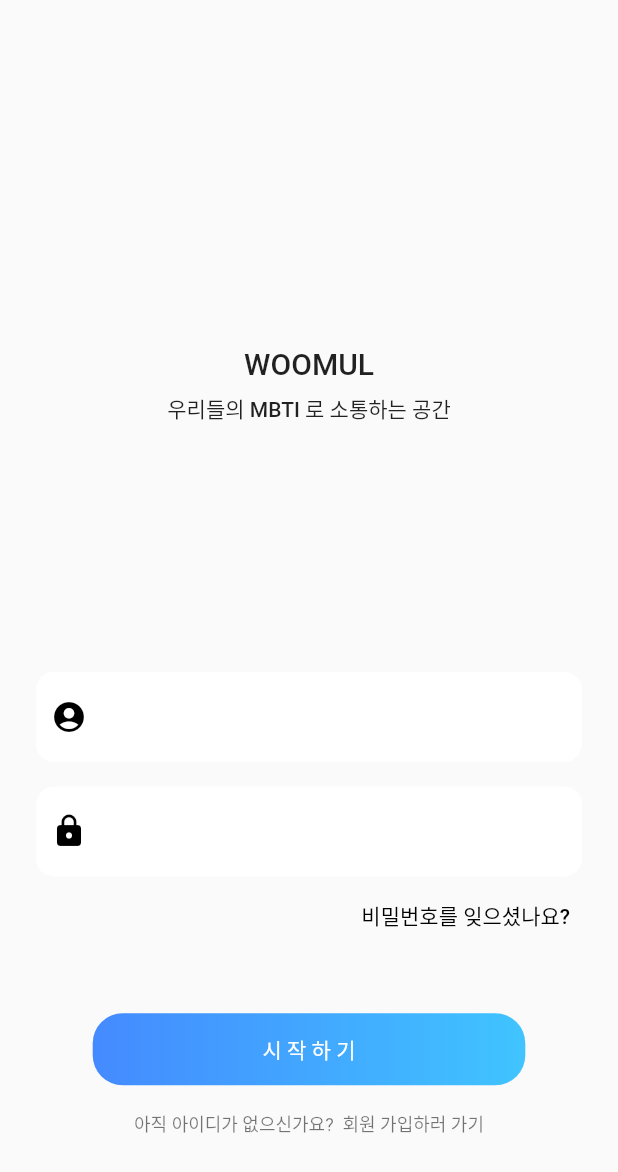
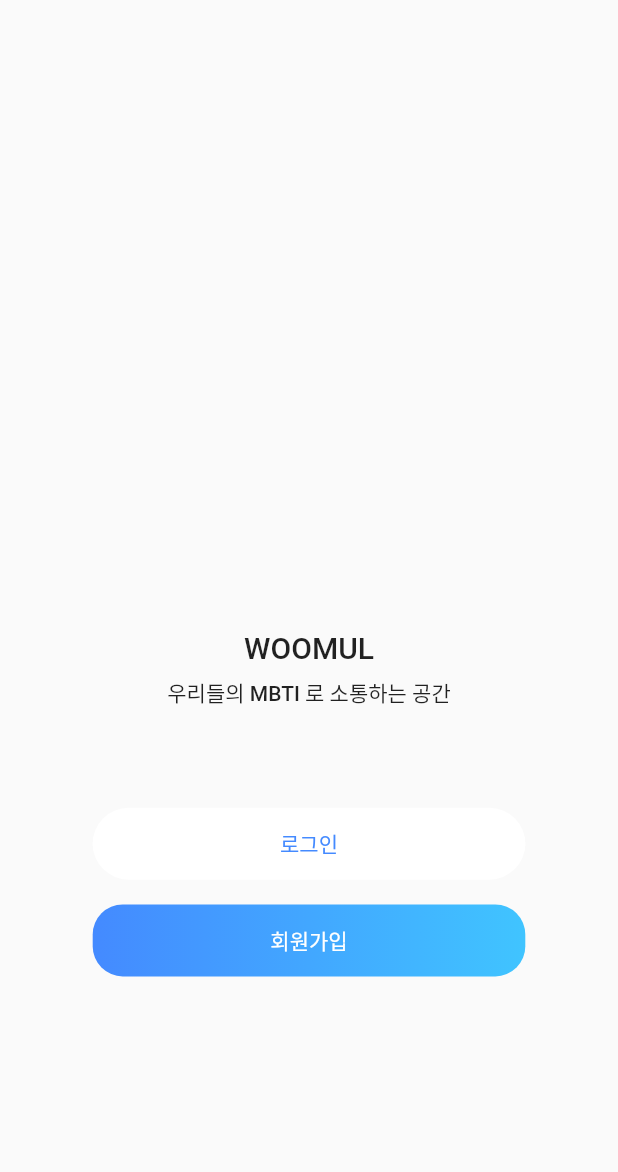
Before and after one commit to HyeonminMoon/woomul, a Flutter app: the screen it shows after launch, on a phone screen of 412 x 824 dp. Shown: the top 1172 px of the screen. Run offline on Flutter 3.47's test engine with Material 2 defaults, Android fonts, the phone set to English and light mode, and no system bars; our stand-ins replace shared_preferences.

Commit message:
[UPDATE]로그인홈ui 구현

```diff
--- a/lib/main.dart
+++ b/lib/main.dart
@@ -1,4 +1,5 @@
 import 'package:flutter/material.dart';
+import 'package:woomul/ui/auth/login_home_page.dart';
 import 'package:woomul/ui/auth/sign_in_page.dart';
 
 void main() {
@@ -17,7 +18,7 @@ class MyApp extends StatelessWidget {
 
         primarySwatch: Colors.blue,
       ),
-      home: SignInScreen(),//const MyHomePage(title: 'Flutter Demo Home Page'),
+      home: LoginScreen(),//const MyHomePage(title: 'Flutter Demo Home Page'),
     );
   }
 }
--- a/lib/routes.dart
+++ b/lib/routes.dart
@@ -1,10 +1,12 @@
 import 'package:flutter/cupertino.dart';
+import 'package:woomul/ui/auth/login_home_page.dart';
 import 'package:woomul/ui/auth/sign_in_page.dart';
 
 class Routes {
   Routes._(); //this is to prevent anyone from instantiate this object
 
   static const String splash = '/splash';
+  static const String loginHome = '/loginHome';
   static const String login = '/login';
   static const String register = '/register';
   static const String home = '/home';
@@ -12,6 +14,7 @@ class Routes {
   static final routes = <String, WidgetBuilder>{
     //splash: (BuildContext context) => SplashScreen(),
     login: (BuildContext context) => SignInScreen(),
+    loginHome: (BuildContext context) => LoginScreen(),
     //register: (BuildContext context) => RegisterScreen(),
     //home: (BuildContext context) => HomeScreen(),
     //setting: (BuildContext context) => SettingScreen(),
--- /dev/null
+++ b/lib/ui/auth/login_home_page.dart
@@ -0,0 +1,110 @@
+import 'dart:io';
+
+import 'package:flutter/cupertino.dart';
+import 'package:flutter/material.dart';
+import 'package:woomul/ui/auth/sign_in_page.dart';
+
+import '../../routes.dart';
+
+class LoginScreen extends StatefulWidget {
+  @override
+  _LoginScreenState createState() => _LoginScreenState();
+}
+
+class _LoginScreenState extends State<LoginScreen> {
+
+
+  @override
+  Widget build(BuildContext context) {
+    return Scaffold(
+      body: Align(
+        alignment: Alignment.center,
+        child: _buildForm(context),
+      ),
+    );
+  }
+
+  Widget _buildForm(BuildContext context) {
+    var phoneSize = MediaQuery.of(context).size;
+    return Form(
+        child: SingleChildScrollView(
+          // physics: NeverScrollableScrollPhysics(),
+          child: Padding(
+            padding: const EdgeInsets.symmetric(horizontal: 24),
+            child: Column(
+              children: <Widget>[
+                SizedBox(
+                  width: phoneSize.width*1,
+                  height: phoneSize.height*0.3,
+                  //child: Image.asset("assets/images/login.png"), -> 이미지 값 넣기
+                ),
+                Text(
+                  'WOOMUL',
+                  style: Theme.of(context).textTheme.titleLarge,
+                ),
+                SizedBox(height: phoneSize.height * 0.01),
+                Text(
+                  '우리들의 MBTI 로 소통하는 공간',
+                  style: Theme.of(context).textTheme.bodyLarge,
+                ),
+
+                SizedBox(height: phoneSize.height * 0.08),
+
+                Container(
+                  width: phoneSize.width *0.7,
+                  decoration: BoxDecoration(
+                    color: Colors.white,
+                    borderRadius: BorderRadius.circular(54),
+                  ),
+                  child: ElevatedButton(
+                    onPressed: () {
+                      //로그인 페이지로 이동
+                      Navigator.push(context, MaterialPageRoute(
+                          builder: (context) =>
+                          SignInScreen())
+                      );
+                    },
+                    style: ElevatedButton.styleFrom(
+                      backgroundColor: Colors.white,
+                      elevation: 0,
+                      shape: RoundedRectangleBorder(borderRadius: BorderRadius.circular(20)),
+                    ),
+                    child: Text(
+                        '로그인',
+                      style: TextStyle(
+                        color: Colors.blueAccent
+                      ),
+                    ),
+                  ),
+                ),
+
+                SizedBox(height: phoneSize.height * 0.02),
+
+                Container(
+                  width: phoneSize.width *0.7,
+                  decoration: BoxDecoration(
+                    gradient: LinearGradient(colors: [Colors.blueAccent, Colors.lightBlueAccent]),
+                    borderRadius: BorderRadius.circular(20),
+                  ),
+                  child: ElevatedButton(
+                    onPressed: () {
+                      //회원가입 페이지로 이동
+                    },
+                    style: ElevatedButton.styleFrom(
+                      backgroundColor: Colors.transparent,
+                      shadowColor: Colors.transparent,
+                      elevation: 0,
+                      shape: RoundedRectangleBorder(borderRadius: BorderRadius.circular(20)),
+                    ),
+                    child: Text(
+                        '회원가입'
+                    ),
+                  ),
+                ),
+
+              ],
+            ),
+          ),
+        ));
+  }
+}
--- a/lib/ui/auth/sign_in_page.dart
+++ b/lib/ui/auth/sign_in_page.dart
@@ -132,7 +132,9 @@ class _SignInScreenState extends State<SignInScreen> {
                   children: [
                     Container(
                       child: TextButton(
-                        onPressed: (){},
+                        onPressed: (){
+                          //비밀번호 찾기 기능 추가
+                        },
                         child: Text(
                           '비밀번호를 잊으셨나요?'
                         ),
```
